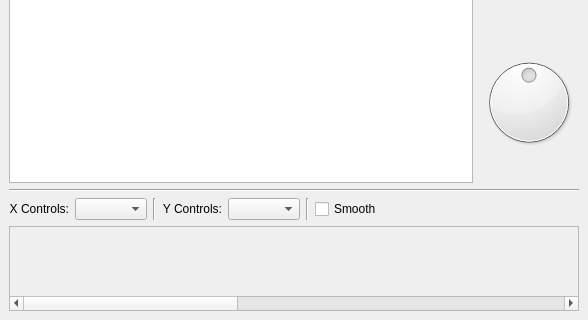
The window that resources/ui/xycontroller.ui (falkTX/Carla) describes before a commit, drawn with Qt 5; both pictures show x 0 to 588 and y 203 to 523 of the 588 by 523 pixel window.
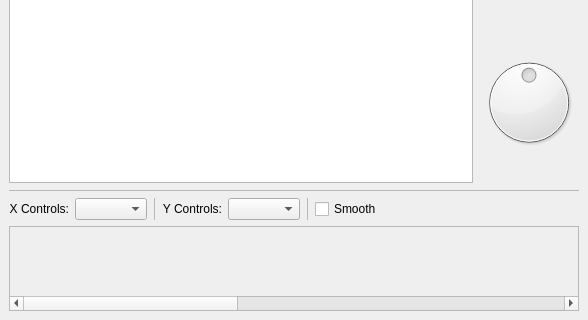
The same window after the commit. Icons and pictures are not drawn. Custom widgets are drawn as their Qt base class.

Commit message: Make XY-Controller lines less think, close with Esc

Diff of the .ui file:
```diff
--- a/resources/ui/xycontroller.ui
+++ b/resources/ui/xycontroller.ui
@@ -71,6 +71,12 @@
     </item>
     <item>
      <widget class="Line" name="line_2">
+      <property name="lineWidth">
+       <number>0</number>
+      </property>
+      <property name="midLineWidth">
+       <number>1</number>
+      </property>
       <property name="orientation">
        <enum>Qt::Horizontal</enum>
       </property>
@@ -93,6 +99,12 @@
       </item>
       <item>
        <widget class="Line" name="line">
+        <property name="lineWidth">
+         <number>0</number>
+        </property>
+        <property name="midLineWidth">
+         <number>1</number>
+        </property>
         <property name="orientation">
          <enum>Qt::Vertical</enum>
         </property>
@@ -113,6 +125,12 @@
       </item>
       <item>
        <widget class="Line" name="line_3">
+        <property name="lineWidth">
+         <number>0</number>
+        </property>
+        <property name="midLineWidth">
+         <number>1</number>
+        </property>
         <property name="orientation">
          <enum>Qt::Vertical</enum>
         </property>
```
Left out of the diff: 16 changed lines with no effect on the pictures.
